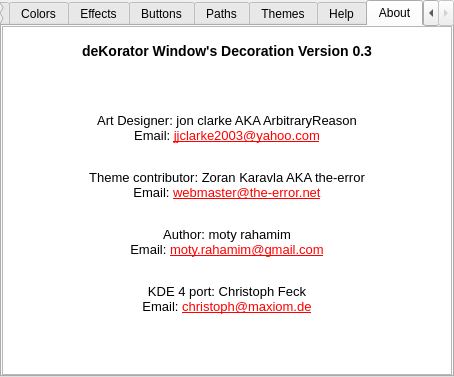
KDE/dekorator, file client/config/configdialog.ui: the form before one commit.
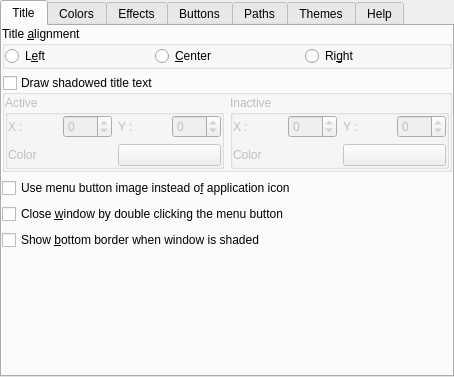
The form after the commit. The open tabs and pages were chosen to show the change. Custom widgets are drawn as their Qt base class.

Commit message:
More work on new theme selector
* add proper About dialog
* less Pixmap<>Image conversions

The edit to the form file:
```diff
--- a/client/config/configdialog.ui
+++ b/client/config/configdialog.ui
@@ -1475,35 +1475,6 @@
        </item>
       </layout>
      </widget>
-     <widget class="QWidget" name="tab" >
-      <attribute name="title" >
-       <string>About</string>
-      </attribute>
-      <layout class="QGridLayout" >
-       <item row="0" column="0" >
-        <widget class="KTextBrowser" name="kActiveLabel4" >
-         <property name="html" >
-          <string>&lt;!DOCTYPE HTML PUBLIC "-//W3C//DTD HTML 4.0//EN" "http://www.w3.org/TR/REC-html40/strict.dtd">
-&lt;html>&lt;head>&lt;meta name="qrichtext" content="1" />&lt;style type="text/css">
-p, li { white-space: pre-wrap; }
-&lt;/style>&lt;/head>&lt;body style=" font-family:'Sans Serif'; font-size:10pt; font-weight:400; font-style:normal;">
-&lt;table border="0" style="-qt-table-type: root; margin-top:16px; margin-bottom:16px; margin-left:16px; margin-right:16px;">
-&lt;tr>
-&lt;td style="border: none;">
-&lt;p align="center" style=" margin-top:14px; margin-bottom:12px; margin-left:0px; margin-right:0px; -qt-block-indent:0; text-indent:0px; font-size:large; font-weight:600;">&lt;span style=" font-size:large;">deKorator Window's Decoration Version 0.3&lt;/span>&lt;/p>
-&lt;p style=" margin-top:0px; margin-bottom:0px; margin-left:0px; margin-right:0px; -qt-block-indent:0; text-indent:0px;">&lt;br />&lt;/p>
-&lt;p align="center" style=" margin-top:12px; margin-bottom:12px; margin-left:0px; margin-right:0px; -qt-block-indent:0; text-indent:0px;">Art Designer: jon clarke AKA ArbitraryReason&lt;br />Email: &lt;a href="mailto:jjclarke2003@yahoo.com">&lt;span style=" text-decoration: underline; color:#ff0000;">jjclarke2003@yahoo.com&lt;/span>&lt;/a>&lt;br />&lt;/p>
-&lt;p align="center" style=" margin-top:12px; margin-bottom:12px; margin-left:0px; margin-right:0px; -qt-block-indent:0; text-indent:0px;">Theme contributor: Zoran Karavla AKA the-error&lt;br />Email: &lt;a href="mailto:webmaster@the-error.net">&lt;span style=" text-decoration: underline; color:#ff0000;">webmaster@the-error.net&lt;/span>&lt;/a>&lt;br />&lt;/p>
-&lt;p align="center" style=" margin-top:12px; margin-bottom:12px; margin-left:0px; margin-right:0px; -qt-block-indent:0; text-indent:0px;">Author: moty rahamim&lt;br />Email: &lt;a href="mailto:moty.rahamim@gmail.com">&lt;span style=" text-decoration: underline; color:#ff0000;">moty.rahamim@gmail.com&lt;/span>&lt;/a>&lt;br />&lt;/p>
-&lt;p align="center" style=" margin-top:12px; margin-bottom:12px; margin-left:0px; margin-right:0px; -qt-block-indent:0; text-indent:0px;">KDE 4 port: Christoph Feck&lt;br />Email: &lt;a href="mailto:christoph@maxiom.de">&lt;span style=" text-decoration: underline; color:#ff0000;">christoph@maxiom.de&lt;/span>&lt;/a>&lt;/p>&lt;/td>&lt;/tr>&lt;/table>&lt;/body>&lt;/html></string>
-         </property>
-         <property name="text" stdset="0" >
-          <string/>
-         </property>
-        </widget>
-       </item>
-      </layout>
-     </widget>
     </widget>
    </item>
   </layout>
```
The commit also changes 6 other files.
